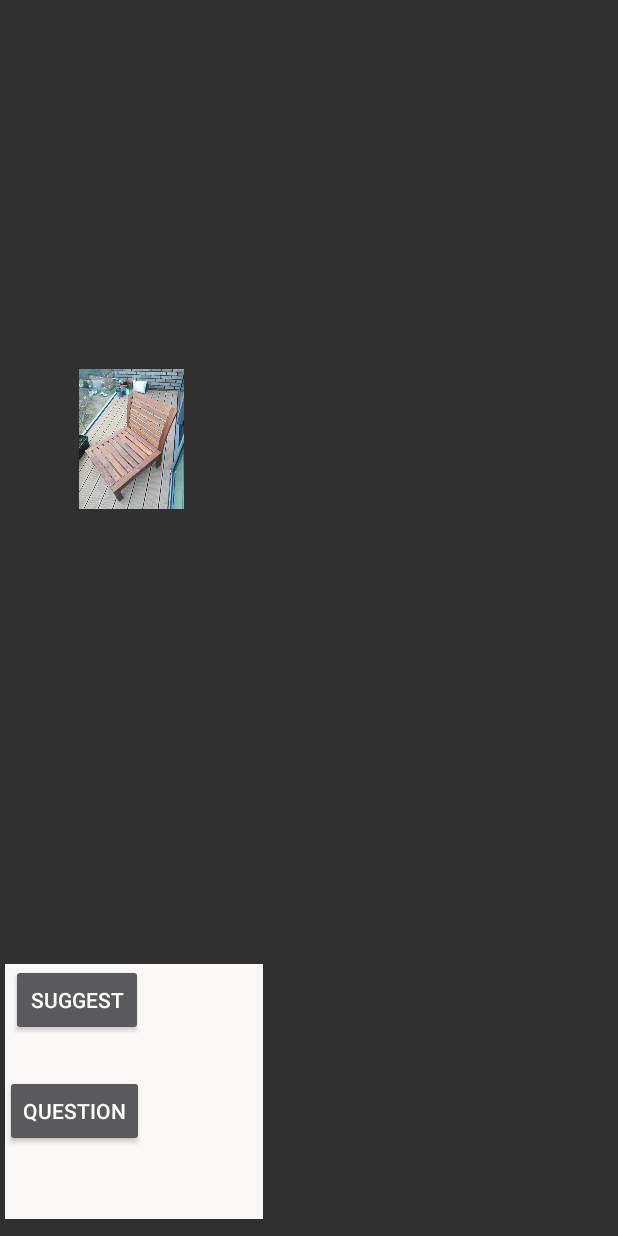
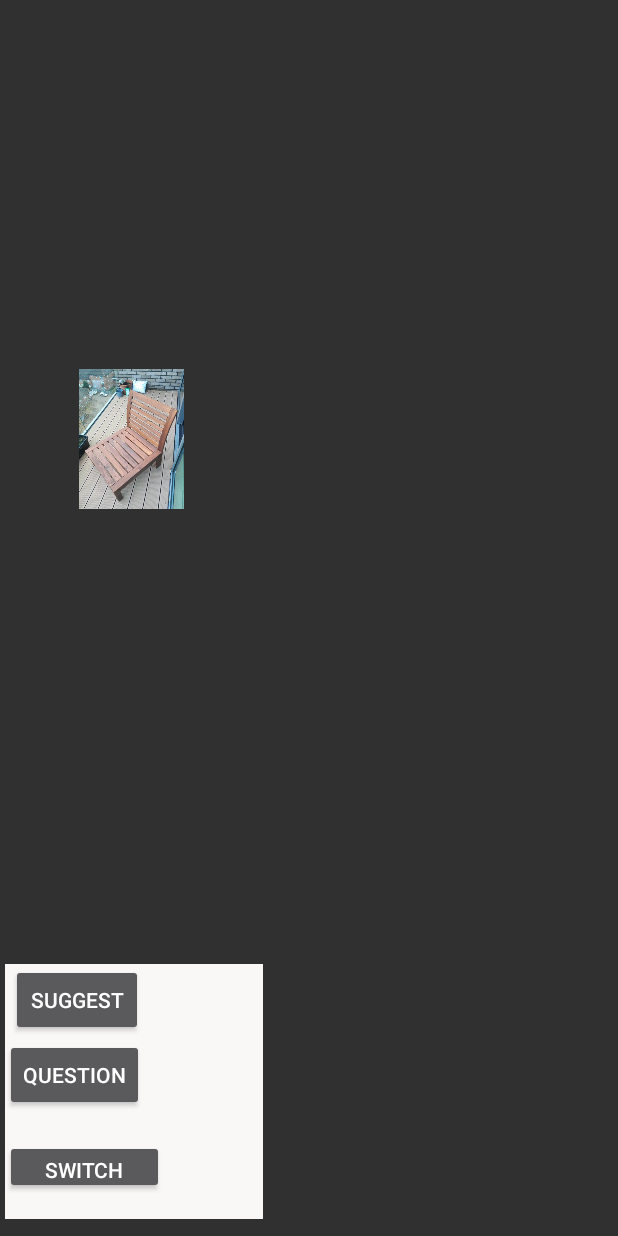
Before and after one commit to toscalivia83/GameApp, an Android app: the layout activity_main.xml on its own in the app's theme, with its tools: preview values and no code run, on a phone screen of 412 x 824 dp. Run offline under Robolectric (Android 15) with nearby library versions, the phone set to English and light mode, and no system bars.

Commit message:
add a switch button to switch from one player to another and display their respective names

```diff
--- a/app/src/main/res/layout/activity_main.xml
+++ b/app/src/main/res/layout/activity_main.xml
@@ -25,7 +25,7 @@
             android:layout_width="wrap_content"
             android:layout_height="wrap_content"
             android:layout_marginStart="4dp"
-            android:layout_marginBottom="26dp"
+            android:layout_marginBottom="2dp"
             android:text="@string/suggestButtonText" />
 
         <Button
@@ -39,6 +39,13 @@
             android:layout_width="150dp"
             android:layout_height="wrap_content"
             android:textColor="#2196F3" />
+
+        <Button
+            android:id="@+id/button2"
+            android:layout_width="106dp"
+            android:layout_height="36dp"
+            android:onClick="switchPlayer"
+            android:text="SWITCH" />
 
     </LinearLayout>
 
```
Also changed, not shown: app/src/main/java/com/example/myapplicationfromtutorial/BoardService.java (+10 -2 lines), app/src/main/java/com/example/myapplicationfromtutorial/MainActivity.java (+10 -5 lines).
